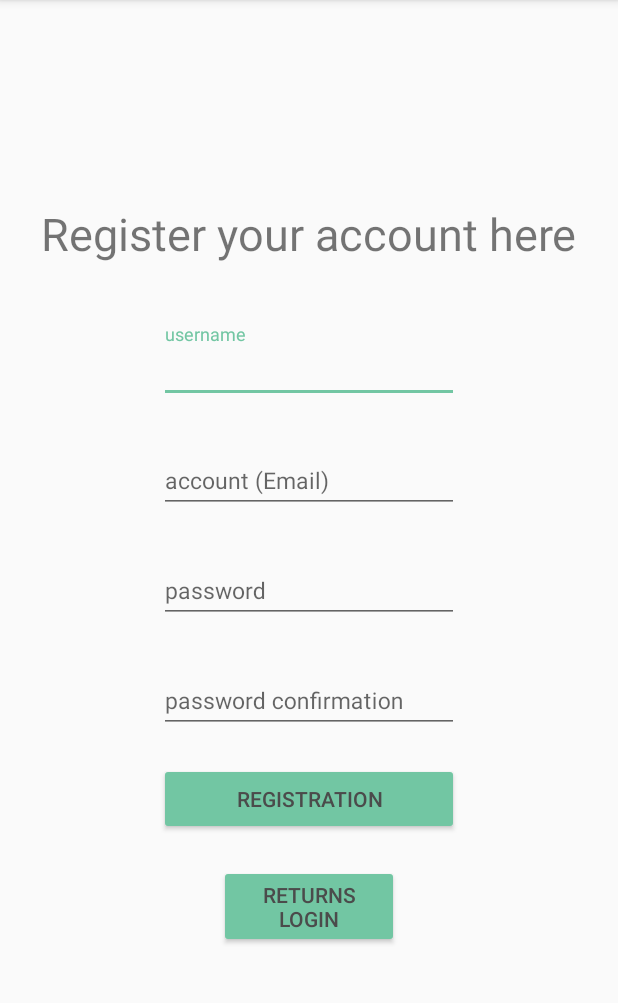
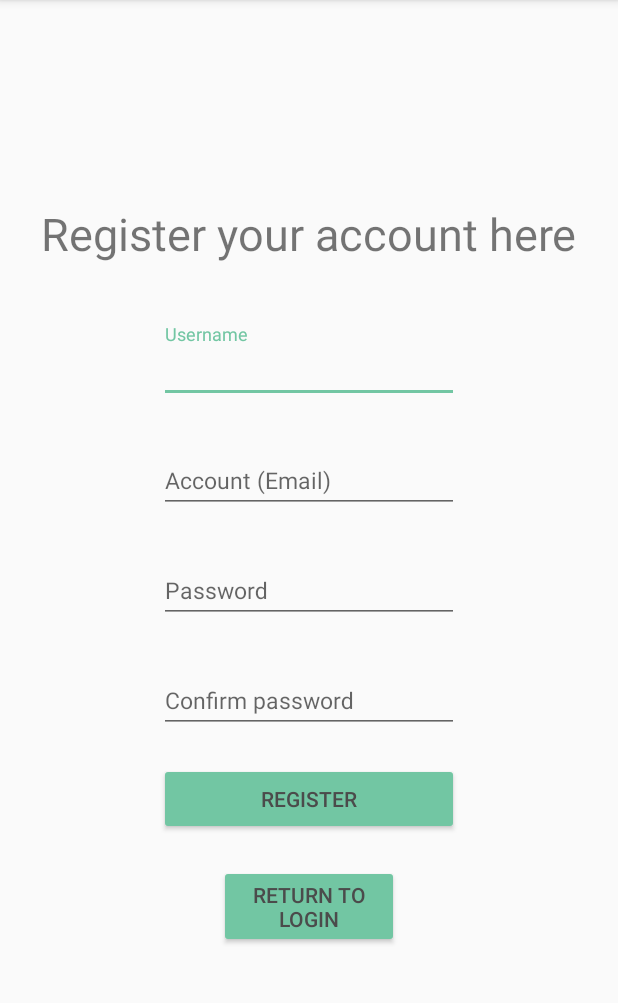
Before and after one commit to herbertcht/FirebaseChat, an Android app: the SignUpActivity screen opened directly, with no data from a screen before it, on a phone screen of 412 x 824 dp, the part 84-1087 px from its top. Run offline under Robolectric (Android 15) with nearby library versions, the phone set to English and light mode, and no system bars; our stand-ins replace CircleImageView, Firebase (no records; nobody signed in at launch, a user with empty details on screens opened directly).

Commit message:
Fix some bugs

```diff
--- a/app/src/main/AndroidManifest.xml
+++ b/app/src/main/AndroidManifest.xml
@@ -19,7 +19,6 @@
 
         <activity android:name=".SignInActivity" />
         <activity android:name=".SignUpActivity" />
-        <activity android:name=".ChatActivity"></activity>
 
     </application>
 
--- a/app/src/main/res/menu/main_menu.xml
+++ b/app/src/main/res/menu/main_menu.xml
@@ -6,14 +6,7 @@
         android:title="@string/sign_out"
         app:showAsAction="never"/>
     <item
-        android:id="@+id/fresh_config_menu"
-        android:title="@string/fresh_config"
+        android:id="@+id/about_menu"
+        android:title="@string/about"
         app:showAsAction="never"/>
-    <item
-        android:id="@+id/invite_menu"
-        android:title="@string/invite_menu_label"
-        app:showAsAction="never"/>
-    <item
-        android:id="@+id/crash_menu"
-        android:title="@string/cause_crash"/>
 </menu>
--- a/app/src/main/res/values/strings.xml
+++ b/app/src/main/res/values/strings.xml
@@ -1,79 +1,43 @@
 <resources>
-
     <string name="app_name">Firebase Chat</string>
-
     <string name="welcome_msg">Welcome!</string>
-
     <string name="sign_out"> Logout</string>
-
     <string name="contacts_permission_rationale">Access to account information is required to sign in.</string>
-
     <string name="invite_menu_label">Invite</string>
-
     <string name="invitation_message">Please join me for a friendly chat</string>
-
     <string name="invitation_cta">Call to action</string>
-
     <string name="invitation_title">Friendly Chat Invite</string>
-
-    <string name="sign_in"> login </string>
-
-    <string name="sign_up">Registration</string>
-
-    <string name="sign_in_return"> returns login </string>
-
+    <string name="sign_in">Login</string>
+    <string name="sign_up">Register</string>
+    <string name="sign_in_return">Return to login</string>
     <string name="fresh_config">Fresh Config</string>
-
     <string name="cause_crash">Cause Crash</string>
-
+    <string name="about">About</string>
     <string name="banner_ad_unit_id" translatable="false">ca-app-pub-3940256099942544/6300978111</string>
-
-    <string name="account">account (Email)</string>
-
-    <string name="password">password</string>
-
-    <string name="chkpassword"> password confirmation </string>
-
-    <string name="username">username</string>
-
-    <string name="plz_input_username">Please enter the user name</string>
-
-    <string name="plz_input_accout">Please enter account</string>
-
-    <string name="plz_input_pw">Please enter the password</string>
-
+    <string name="account">Account (Email)</string>
+    <string name="password">Password</string>
+    <string name="chkpassword">Confirm password</string>
+    <string name="username">Username</string>
+    <string name="plz_input_username">Please enter your name</string>
+    <string name="plz_input_accout">Please enter your account</string>
+    <string name="plz_input_pw">Please enter your password</string>
     <string name="plz_input_chkpw">Please enter the password again to confirm</string>
-
-    <string name="plz_input_chkpw_again"> different from the password you entered</string>
-
+    <string name="plz_input_chkpw_again">Different with your password</string>
     <string name="sign_up_here">Register your account here</string>
-
     <string name="timeFormat">h:mm a</string>
-
-    <string name="closeMSG">Please click BACK again to exit</string>
-
+    <string name="closeMSG">Please tap BACK again to exit</string>
     <string name="chat">Chat</string>
-
     <string name="friend">Friends</string>
-
     <string name="setting">Setting</string>
-
     <string name="online">Online</string>
-
     <string name="offline">Offline</string>
-
     <string name="noChat">You Don\'t have any chats</string>
-
     <string name="noFriend">You Don\'t have any friends</string>
-
     <string name="today">Today</string>
-
-    <string name="signup_success">Successful registration, you can sign in with the new account</string>
-
+    <string name="exit">Exit</string>
+    <string name="signup_success">Register successfully, you can sign in with the new account</string>
     <string name="signin_failed">Sign in failed! Please check your email/password</string>
-
     <string name="authentication_failed">Authentication failed!</string>
-
     <string name="Google_server_error">Google Play Services error.</string>
-
+    <string name="about_message">Version: 1.0.0 \nAuthor: 資工三年級</string>
 </resources>
```
Also changed, not shown: app/src/main/java/com/yzucse/android/firebasechat/FriendlyMessage.java (+0 -15 lines), app/src/main/java/com/yzucse/android/firebasechat/MainActivity.java (+37 -38 lines), app/src/main/java/com/yzucse/android/firebasechat/SignInActivity.java (+0 -15 lines), app/src/main/java/com/yzucse/android/firebasechat/SignUpActivity.java (+4 -4 lines), 1 other file.
